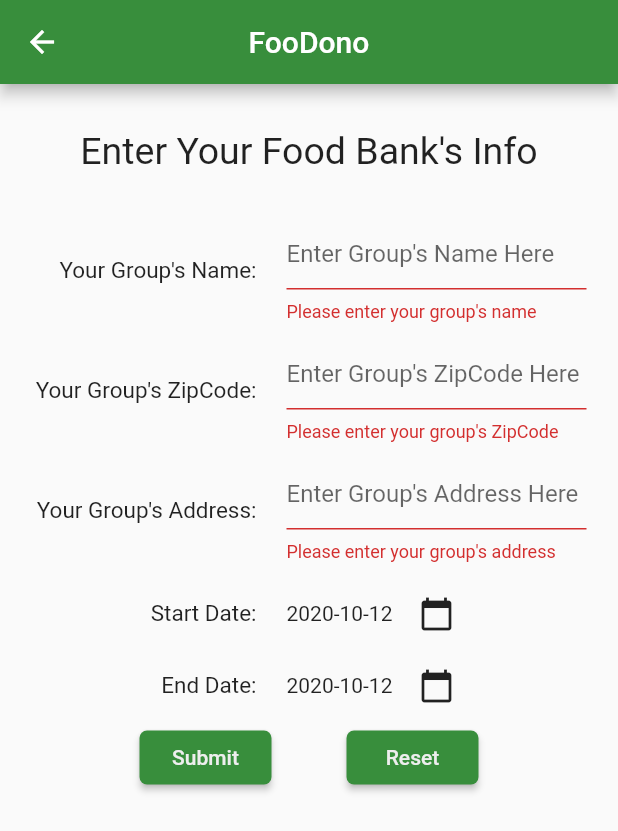
After one commit to akhilk999/FooDono, a Flutter app: the Producer screen opened directly, after a tap on "Submit", on a phone screen of 412 x 824 dp. The commit adds this screen. Shown: the top 831 px of the screen. Run offline on Flutter 3.47's test engine with Material 2 defaults, Android fonts, the phone set to English and light mode, and no system bars; our stand-ins replace google_maps_flutter.

Commit message:
created producerinfo

```diff
--- a/lib/main.dart
+++ b/lib/main.dart
@@ -1,13 +1,14 @@
 import 'package:flutter/material.dart';
 import 'zipcode.dart';
+import 'producerinfo.dart';
 
 void main() {
   runApp(MaterialApp(
-      home: MyApp()
+      home: MainScreen()
   ));
 }
 
-class MyApp extends StatelessWidget {
+class MainScreen extends StatelessWidget {
   // This widget is the root of your application.
 
   @override
@@ -21,7 +22,7 @@ class MyApp extends StatelessWidget {
           children: [
             Container(
               child:Text(
-                  'FoodDono',
+                  'FooDono',
                   style: TextStyle(
                       fontSize: 40,
                     color: Colors.white,
@@ -73,7 +74,7 @@ class MyApp extends StatelessWidget {
                   onPressed: () {
                     Navigator.push(
                         context,
-                        MaterialPageRoute(builder: (context) => ZipCode())
+                        MaterialPageRoute(builder: (context) => Producer())
                     );
                   },
                   child: Text(
--- /dev/null
+++ b/lib/producerinfo.dart
@@ -0,0 +1,349 @@
+import 'package:flutter/material.dart';
+import 'package:flutter/services.dart';
+import 'package:intl/intl.dart';
+import 'main.dart';
+
+class MyApp extends StatelessWidget {
+  @override
+  Widget build(BuildContext context) {
+    return MaterialApp(
+      title: 'Flutter Demo',
+      theme: ThemeData(
+        primarySwatch: Colors.blue,
+      ),
+      home: Producer(title: 'Flutter Demo Home Page'),
+    );
+  }
+}
+
+
+class Producer extends StatefulWidget {
+  Producer({Key key, this.title}) : super(key: key);
+
+  final String title;
+  @override
+  _ProducerState createState() => _ProducerState();
+}
+
+
+class _ProducerState extends State<Producer> {
+  // This widget is the root of your application.
+  DateTime _dateTime;
+
+  final formKey = GlobalKey<FormState>();
+  final textControl = TextEditingController();
+  final textControl2 = TextEditingController();
+  final textControl3 = TextEditingController();
+  int charLength2 = 0;
+
+  _onChanged(String value) {
+    setState(() {
+      charLength2 = value.length;
+    });
+  }
+  var formatter = new DateFormat('yyyy-MM-dd');
+  DateTime fromDate =
+  DateTime(DateTime.now().year, DateTime.now().month, DateTime.now().day);
+  DateTime toDate =
+  DateTime(DateTime.now().year, DateTime.now().month, DateTime.now().day);
+
+  Future<DateTime> selectDate(BuildContext context, DateTime _date) async {
+    final DateTime picked = await showDatePicker(
+      context: context,
+      initialDate: _date,
+      firstDate: DateTime(2018),
+      lastDate: DateTime(2030),
+    );
+    if (picked != null) {
+      _date = picked;
+    }
+    return _date;
+  }
+
+  @override
+  void dispose() {
+    super.dispose();
+  }
+  @override
+  Widget build(BuildContext context) {
+    return Scaffold(
+      //resizeToAvoidBottomPadding: false,
+      appBar: AppBar(
+        centerTitle: true,
+        title: Text('FooDono'),
+        backgroundColor: Colors.green[700],
+      ),
+      body: SingleChildScrollView(
+        child: Form(
+          key: formKey,
+          child: Column(
+            children: [
+              Container(
+                height: 30,
+              ),
+              Container(
+                  child: Text(
+                      "Enter Your Food Bank's Info",
+                      style: TextStyle(fontSize: 25)
+                  )
+              ),
+              Container(
+                height: 30,
+              ),
+              Row(
+                crossAxisAlignment: CrossAxisAlignment.center,
+                mainAxisAlignment: MainAxisAlignment.center,
+                children: [
+                  Container(
+                    width: 150,
+                    child: Text(
+                      "Your Group's Name:",
+                      style: TextStyle(fontSize: 15),
+                      textAlign: TextAlign.right,
+                    ),
+                  ),
+                  Container(
+                    width: 20,
+                  ),
+                  Container(
+                    width: 200,
+                    child: TextFormField(
+                      keyboardType: TextInputType.text,
+                      controller: textControl,
+                      autocorrect: true,
+                      decoration: InputDecoration(hintText: "Enter Group's Name Here"),
+                      onChanged: _onChanged,
+                      validator: (value) {
+                        if (value.isEmpty) {
+                          return "Please enter your group's name";
+                        }
+                        return null;
+                      },
+                    ),
+                  )
+                ],
+              ),
+              Container(
+                height: 10,
+              ),
+              Row(
+                crossAxisAlignment: CrossAxisAlignment.center,
+                mainAxisAlignment: MainAxisAlignment.center,
+                children: [
+                  Container(
+                    width: 150,
+                    child: Text(
+                          "Your Group's ZipCode:",
+                          style: TextStyle(fontSize: 15),
+                        textAlign: TextAlign.right,
+                      ),
+                  ),
+                  Container(
+                    width: 20,
+                  ),
+                  Container(
+                    width: 200,
+                    child: TextFormField(
+                      keyboardType: TextInputType.number,
+                      inputFormatters: [
+                        WhitelistingTextInputFormatter.digitsOnly,
+                        LengthLimitingTextInputFormatter(5),
+                      ],
+                      controller: textControl2,
+                      autocorrect: true,
+                      decoration: InputDecoration(hintText: "Enter Group's ZipCode Here"),
+                      onChanged: _onChanged,
+                      validator: (value) {
+                        if (value.isEmpty) {
+                          return "Please enter your group's ZipCode";
+                        }
+                        if (charLength2 < 5) {
+                          return 'Please enter all 5 digits';
+                        }
+                        return null;
+                      },
+                    ),
+                  )
+                ],
+              ),
+              Container(
+                height: 10,
+              ),
+              Row(
+                crossAxisAlignment: CrossAxisAlignment.center,
+                mainAxisAlignment: MainAxisAlignment.center,
+                children: [
+                  Container(
+                      width: 150,
+                      child: Text(
+                            "Your Group's Address:",
+                            style: TextStyle(fontSize: 15),
+                          textAlign: TextAlign.right,
+                        ),
+                  ),
+                  Container(
+                    width: 20,
+                  ),
+                  Container(
+                    width: 200,
+                    child: TextFormField(
+                      controller: textControl3,
+                      autocorrect: true,
+                      decoration: InputDecoration(hintText: "Enter Group's Address Here"),
+                      onChanged: _onChanged,
+                      validator: (value) {
+                        if (value.isEmpty) {
+                          return "Please enter your group's address";
+                        }
+                        return null;
+                      },
+                    ),
+                  )
+                ],
+              ),
+              Container(
+                height: 10,
+              ),
+              Row(
+                crossAxisAlignment: CrossAxisAlignment.center,
+                mainAxisAlignment: MainAxisAlignment.center,
+                children: [
+                  Container(
+                    width: 150,
+                    child: Text(
+                      "Start Date:",
+                      style: TextStyle(fontSize: 15),
+                      textAlign: TextAlign.right,
+                    ),
+                  ),
+                  Container(
+                    width: 20,
+                  ),
+                  Container(
+                    width: 75,
+                    child: Text('${formatter.format(fromDate)}'),
+                  ),
+                    Container(
+                      width: 50,
+                      child: IconButton(
+                        icon: Icon(Icons.calendar_today),
+                        onPressed: () async {
+                          fromDate = await selectDate(context, fromDate);
+                          setState(() {});
+                        },
+                      ),
+                    ),
+                  Container(
+                    width: 75,
+                  ),
+                ],
+              ),
+              Row(
+                crossAxisAlignment: CrossAxisAlignment.center,
+                mainAxisAlignment: MainAxisAlignment.center,
+                children: [
+                  Container(
+                    width: 150,
+                    child: Text(
+                      "End Date:",
+                      style: TextStyle(fontSize: 15),
+                      textAlign: TextAlign.right,
+                    ),
+                  ),
+                  Container(
+                    width: 20,
+                  ),
+                  Container(
+                    width: 75,
+                    child:Text('${formatter.format(toDate)}'),
+                  ),
+                  Container(
+                    width: 50,
+                    child:IconButton(
+                      icon: Icon(Icons.calendar_today),
+                      onPressed: () async {
+                        toDate = await selectDate(context, toDate);
+                        setState(() {});
+                      },
+                    ),
+                  ),
+                  Container(
+                    width: 75,
+                  ),
+                ],
+              ),
+              Row(
+                crossAxisAlignment: CrossAxisAlignment.center,
+                mainAxisAlignment: MainAxisAlignment.center,
+                children: [
+                  RaisedButton(
+                    color: Colors.green[700],
+                    shape: RoundedRectangleBorder(
+                        borderRadius: BorderRadius.circular(5.0)
+                    ),
+                    child: Text("Submit",style: TextStyle(color: Colors.grey[200],)),
+                    onPressed: () {
+                      if (formKey.currentState.validate()) {
+                        showAlertDialog(context);
+                      }
+                    },
+                  ),
+                  Container(
+                    width: 50,
+                  ),
+                  RaisedButton(
+                    color: Colors.green[700],
+                    shape: RoundedRectangleBorder(
+                        borderRadius: BorderRadius.circular(5.0)
+                    ),
+                    child: Text("Reset",style: TextStyle(color: Colors.grey[200],)),
+                    onPressed: () {
+                      Navigator.push(
+                          context,
+                          MaterialPageRoute(builder: (context) => MainScreen()));
+                    },
+                  ),
+                ],
+              )
+            ],
+          ),
+        )
+    )
+    );
+  }
+}
+showAlertDialog(BuildContext context) {
+  Widget cancel = FlatButton(
+    textColor: Colors.green[700],
+    child: Text('CANCEL'),
+    onPressed: () {
+      Navigator.of(context).pop();
+    },
+  );
+  Widget cont = FlatButton(
+    textColor: Colors.green[700],
+    child: Text('ACCEPT'),
+    onPressed: () {
+      /*Navigator.push(
+          context,
+          MaterialPageRoute(builder: (context) => Confirm())
+      );*/
+    },
+  );
+
+
+  AlertDialog alert = AlertDialog(
+    title: Text('Submit'),
+    content: Text('Are you sure you want to submit to show to Visitors?'),
+    actions: [
+      cancel,
+      cont,
+    ],
+  );
+  showDialog(
+    context: context,
+    builder: (BuildContext context) {
+      return alert;
+    },
+  );
+}
--- a/lib/zipcode.dart
+++ b/lib/zipcode.dart
@@ -143,7 +143,7 @@ showAlertDialog(BuildContext context) {
     onPressed: () {
       Navigator.push(
           context,
-          MaterialPageRoute(builder: (context) => MyApp())
+          MaterialPageRoute(builder: (context) => MainScreen())
       );
     },
   );
--- a/pubspec.yaml
+++ b/pubspec.yaml
@@ -24,10 +24,10 @@ dependencies:
   flutter:
     sdk: flutter
   google_maps_flutter: ^0.5.27+3
-
   # The following adds the Cupertino Icons font to your application.
   # Use with the CupertinoIcons class for iOS style icons.
   cupertino_icons: ^0.1.3
+  intl: ^0.15.7
 
 dev_dependencies:
   flutter_test:
```
Also changed, not shown: pubspec.lock, 1 other file.
